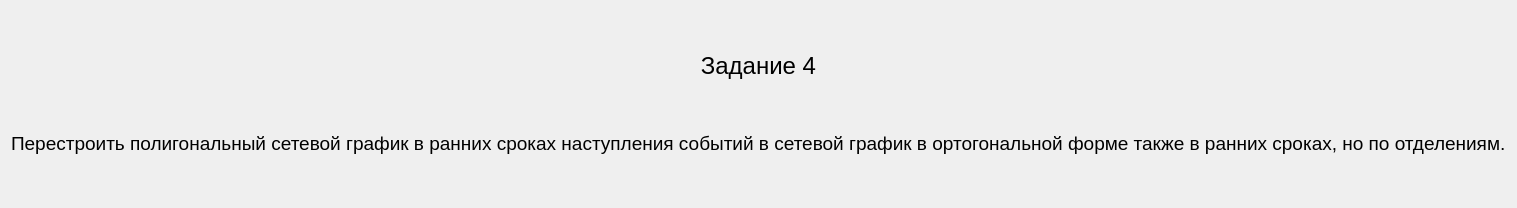
Old version of the form qt_designer_ui/TextTask4.ui in the repository IvaMarin/Project-Network-Diagram-App.
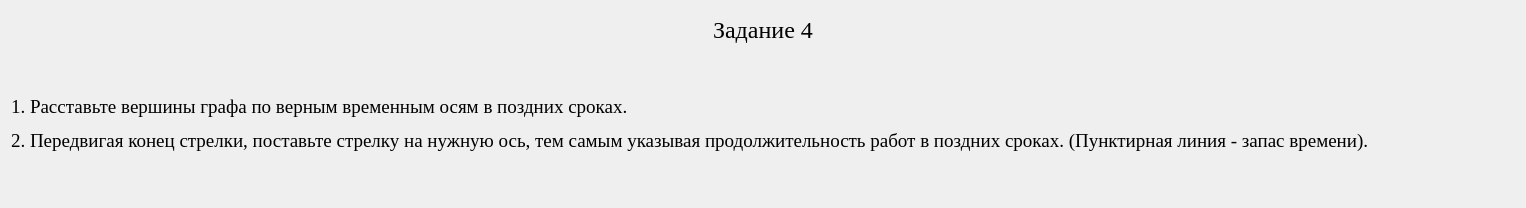
New version of the form.

What changed in the file:
```diff
--- a/qt_designer_ui/TextTask4.ui
+++ b/qt_designer_ui/TextTask4.ui
@@ -6,7 +6,7 @@
    <rect>
     <x>0</x>
     <y>0</y>
-    <width>621</width>
+    <width>1526</width>
     <height>208</height>
    </rect>
   </property>
@@ -16,8 +16,13 @@
   <layout class="QVBoxLayout" name="verticalLayout">
    <item>
     <widget class="QLabel" name="label">
+     <property name="font">
+      <font>
+       <family>Times New Roman</family>
+      </font>
+     </property>
      <property name="text">
-      <string>&lt;html&gt;&lt;head/&gt;&lt;body&gt;&lt;p align=&quot;center&quot;&gt;&lt;span style=&quot; font-size:18pt;&quot;&gt;Задание 4&lt;/span&gt;&lt;/p&gt;&lt;p align=&quot;center&quot;&gt;&lt;br/&gt;&lt;/p&gt;&lt;p&gt;&lt;span style=&quot; font-size:14pt;&quot;&gt;Перестроить полигональный сетевой график в ранних сроках наступления событий в сетевой график в ортогональной форме также в ранних сроках, но по отделениям.&lt;/span&gt;&lt;/p&gt;&lt;/body&gt;&lt;/html&gt;</string>
+      <string>&lt;html&gt;&lt;head/&gt;&lt;body&gt;&lt;p align=&quot;center&quot;&gt;&lt;span style=&quot; font-size:18pt;&quot;&gt;Задание 4&lt;/span&gt;&lt;/p&gt;&lt;p align=&quot;center&quot;&gt;&lt;br/&gt;&lt;/p&gt;&lt;p&gt;&lt;span style=&quot; font-size:14pt;&quot;&gt;1. Расставьте вершины графа по верным временным осям в поздних сроках.&lt;/span&gt;&lt;/p&gt;&lt;p&gt;&lt;span style=&quot; font-size:14pt;&quot;&gt;2. Передвигая конец стрелки, поставьте стрелку на нужную ось, тем самым указывая продолжительность работ в поздних  сроках. (Пунктирная линия - запас времени).&lt;/span&gt;&lt;/p&gt;&lt;p&gt;&lt;br/&gt;&lt;/p&gt;&lt;/body&gt;&lt;/html&gt;</string>
      </property>
     </widget>
    </item>
```
